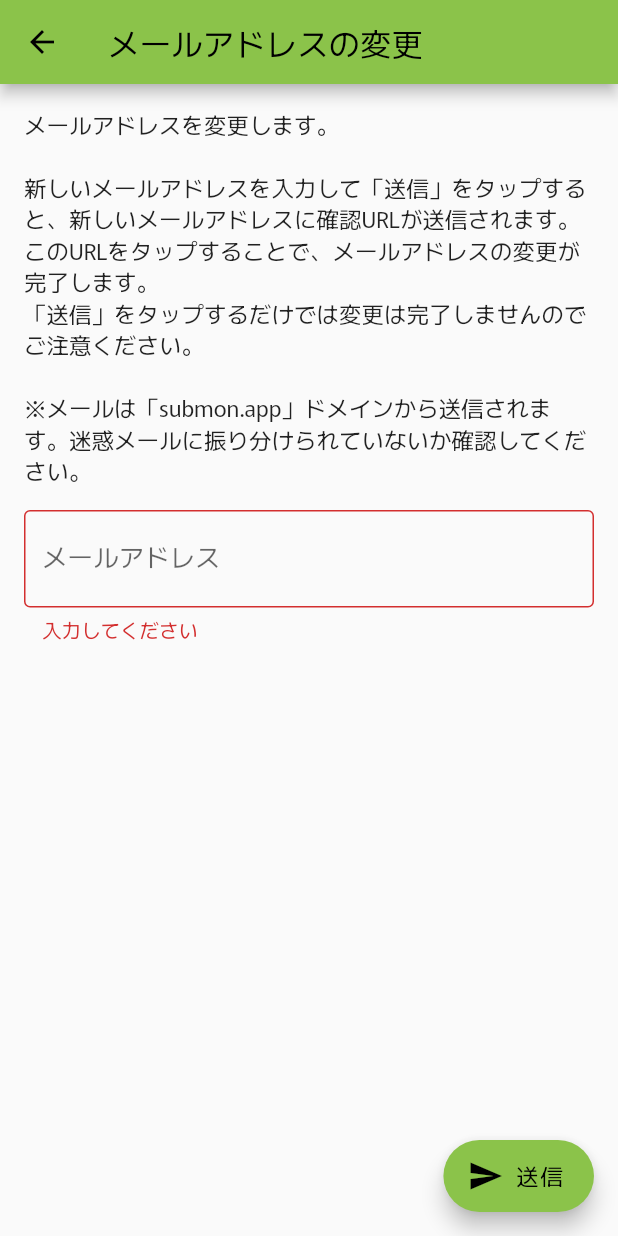
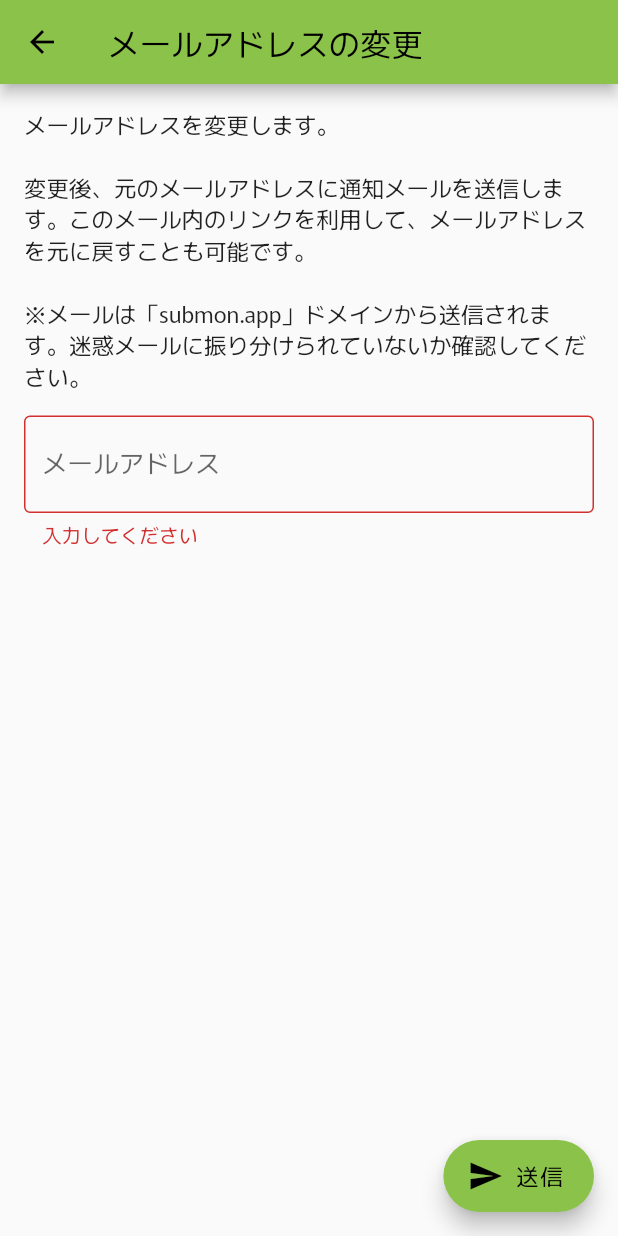
Before and after one commit to chika3742/submon_flt, a Flutter app: the AccountEditPage screen opened by its route, after a tap on "送信", on a phone screen of 412 x 824 dp. Run offline on Flutter 3.47's test engine with Material 2 defaults, Android fonts, the phone set to English and light mode, and no system bars; our stand-ins replace audioplayers, cloud_firestore, cloud_functions, device_info_plus, event_bus, firebase_analytics and 16 more; missing offline and left inert: extension_google_sign_in_as_googleapis_auth, googleapis; accounts and stored records are empty; generated files the repository leaves out were written again.

Commit message:
modify: メールアドレス変更時のアドレス認証を削除
変更先に送信されるリンクを踏まなくとも、メールアドレスが変更されるように。

```diff
--- a/lib/pages/settings/account_edit_page.dart
+++ b/lib/pages/settings/account_edit_page.dart
@@ -6,7 +6,6 @@ import 'package:submon/utils/ui.dart';
 import 'package:submon/utils/utils.dart';
 
 import '../../main.dart';
-import '../../utils/dynamic_links.dart';
 
 class AccountEditPage extends StatefulWidget {
   AccountEditPage(this.type, {Key? key, AccountEditPageArguments? args})
@@ -131,8 +130,7 @@ class _AccountEditPageState extends State<AccountEditPage> {
     return Column(crossAxisAlignment: CrossAxisAlignment.start, children: [
       Text(
           "メールアドレスを変更します。\n\n"
-          "新しいメールアドレスを入力して「送信」をタップすると、新しいメールアドレスに確認URLが送信されます。このURLをタップすることで、メールアドレスの変更が完了します。\n"
-          "「送信」をタップするだけでは変更は完了しませんのでご注意ください。\n\n"
+          "変更後、元のメールアドレスに通知メールを送信します。このメール内のリンクを利用して、メールアドレスを元に戻すことも可能です。\n\n"
           "※メールは「submon.app」ドメインから送信されます。迷惑メールに振り分けられていないか確認してください。",
           style: Theme.of(context).textTheme.bodyLarge),
       const SizedBox(height: 16),
@@ -163,11 +161,11 @@ class _AccountEditPageState extends State<AccountEditPage> {
     });
 
     try {
-      await FirebaseAuth.instance.currentUser!.verifyBeforeUpdateEmail(
-          _form1Controller.text,
-          actionCodeSettings(getAppDomain("", withScheme: true)));
+      await FirebaseAuth.instance.currentUser!.updateEmail(
+        _form1Controller.text,
+      );
 
-      showSnackBar(context, "送信しました。ご確認ください。");
+      showSnackBar(context, "メールアドレスを変更しました。");
       Navigator.pop(context);
     } on FirebaseAuthException catch (e, stack) {
       switch (e.code) {
```
